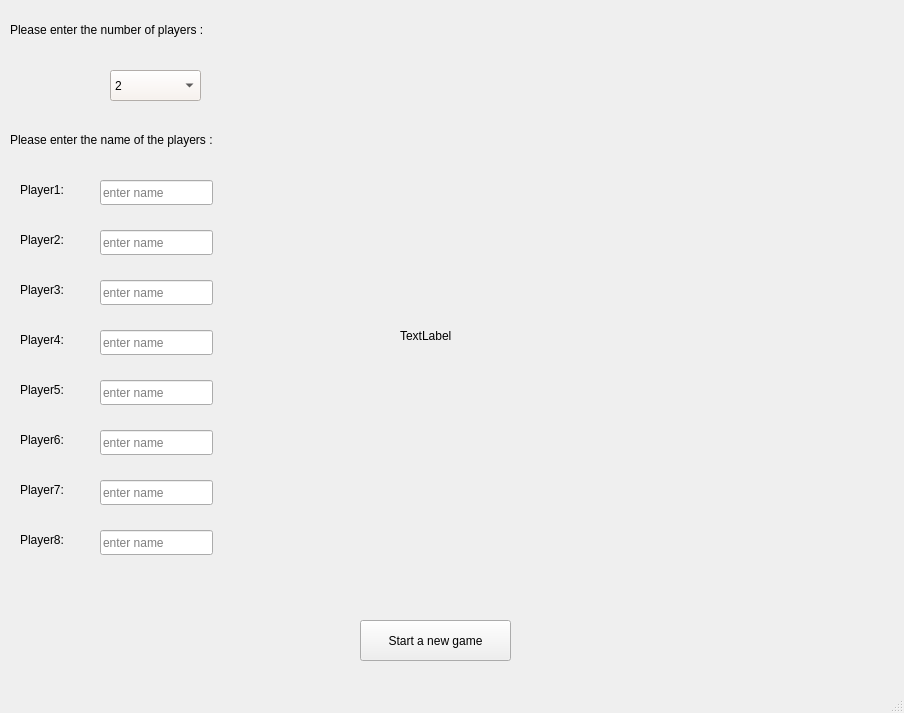
Old version of the form Monopoly/mainwindow.ui in the repository shaahinfaezi/Monopoly.
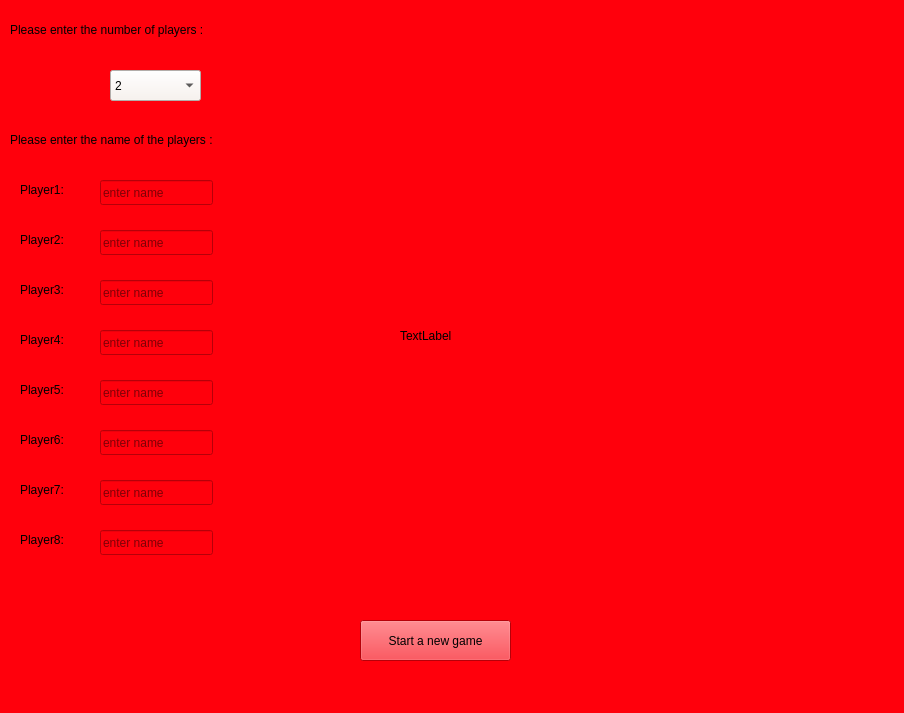
New version of the form.

```diff
--- a/Monopoly/mainwindow.ui
+++ b/Monopoly/mainwindow.ui
@@ -14,7 +14,7 @@
    <string>MainWindow</string>
   </property>
   <property name="styleSheet">
-   <string notr="true">rgbbackground-color:rgb(103, 103, 103);
+   <string notr="true">background-color:rgb(255, 0, 12);
 </string>
   </property>
   <widget class="QWidget" name="centralwidget">
```
Left out of the diff: 2 changed lines with no effect on the pictures.
